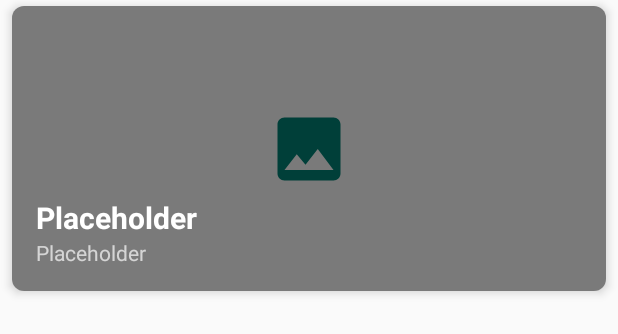
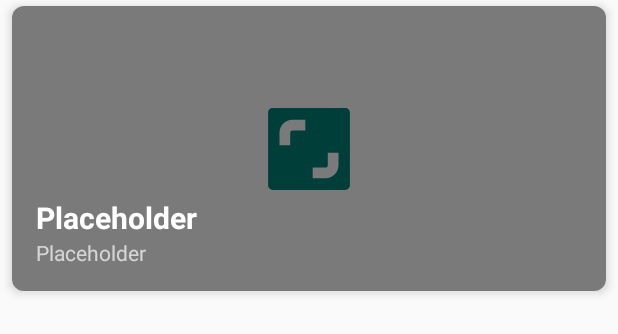
Before and after one commit to MahmoudAlyuDeen/heimdall, an Android app: the layout item_collection.xml on its own in the app's theme, with its tools: preview values and no code run, on a phone screen of 412 x 824 dp. Shown: the top 334 px of the screen. Run offline under Robolectric (Android 15) with nearby library versions, the phone set to English and light mode, and no system bars.

Commit message:
- implemented collections status - replaced placeholder with shutterstock icon - added check to image navigation event

```diff
--- a/app/src/main/java/com/afterapps/heimdall/repository/CollectionsRepository.kt
+++ b/app/src/main/java/com/afterapps/heimdall/repository/CollectionsRepository.kt
@@ -15,11 +15,13 @@ class CollectionsRepository(
     private val shutterstockApi: ShutterstockApi
 ) {
 
+    /** Collections from the database presented as domain model ready for offline consumption */
     val collections: LiveData<List<Collection>> =
         Transformations.map(shutterstockDatabase.collectionDao.getCollections()) {
             it.sortedBy { collection -> collection.name }.asDomainModel()
         }
 
+    /** Fetches collections from the API and saves them to the database */
     suspend fun fetchCollections() {
         withContext(Dispatchers.IO) {
             val collectionContainer = shutterstockApi.getShutterstockService().getFeaturedCollectionAsync().await()
--- a/app/src/main/java/com/afterapps/heimdall/util/BindingAdapters.kt
+++ b/app/src/main/java/com/afterapps/heimdall/util/BindingAdapters.kt
@@ -24,7 +24,7 @@ fun bindImageViewCollection(imageView: ImageView, srcUrl: String?) {
     srcUrl?.let {
         val requestOptions = RequestOptions()
             .centerCrop()
-            .placeholder(R.drawable.ic_image_placeholder)
+            .placeholder(R.drawable.ic_placeholder)
             .error(R.drawable.ic_image_error)
 
         Glide.with(imageView.context)
--- a/app/src/main/res/drawable/ic_image_placeholder.xml
+++ /dev/null
@@ -1,10 +0,0 @@
-<vector xmlns:android="http://schemas.android.com/apk/res/android"
-    android:width="56dp"
-    android:height="56dp"
-    android:tint="#008577"
-    android:viewportWidth="24.0"
-    android:viewportHeight="24.0">
-    <path
-        android:fillColor="#008577"
-        android:pathData="M21,19V5c0,-1.1 -0.9,-2 -2,-2H5c-1.1,0 -2,0.9 -2,2v14c0,1.1 0.9,2 2,2h14c1.1,0 2,-0.9 2,-2zM8.5,13.5l2.5,3.01L14.5,12l4.5,6H5l3.5,-4.5z" />
-</vector>
--- /dev/null
+++ b/app/src/main/res/drawable/ic_placeholder.xml
@@ -0,0 +1,13 @@
+<?xml version="1.0" encoding="utf-8"?>
+<vector xmlns:android="http://schemas.android.com/apk/res/android"
+    android:width="56dp"
+    android:height="56dp"
+    android:viewportWidth="76"
+    android:viewportHeight="76">
+    <group>
+        <path
+            android:name="st1"
+            android:fillColor="#008577"
+            android:pathData="M1 5.2v65.6C1 73.1 2.9 75 5.2 75h65.6c2.3 0 4.2-1.9 4.2-4.2V5.2C75 2.9 73.1 1 70.8 1H5.2C2.9 1 1 2.9 1 5.2 z M34.7 21.2H23.1c-1.2 0-2.1 0.9-2.1 2.1v11.2h-9.7V23.3c0-6.5 5.3-11.8 11.8-11.8h11.6L34.7 21.2L34.7 21.2z M64.7 52.7 c0 6.5-5.3 11.8-11.8 11.8H41.3v-9.7h11.6c1.2 0 2.1-0.9 2.1-2.1V41.5h9.7V52.7L64.7 52.7z" />
+    </group>
+</vector>
--- a/app/src/main/res/layout/item_collection.xml
+++ b/app/src/main/res/layout/item_collection.xml
@@ -34,7 +34,7 @@
             android:scaleType="center"
             app:collectionCoverUrl="@{collection.coverUrl}"
             tools:ignore="ContentDescription"
-            tools:src="@drawable/ic_image_placeholder" />
+            tools:src="@drawable/ic_placeholder" />
 
         <LinearLayout
             android:layout_width="match_parent"
```
Also changed, not shown: app/src/main/java/com/afterapps/heimdall/ui/collections/CollectionsFragment.kt (+6 -3 lines), app/src/main/java/com/afterapps/heimdall/ui/collections/CollectionsViewModel.kt (+15 -3 lines).
